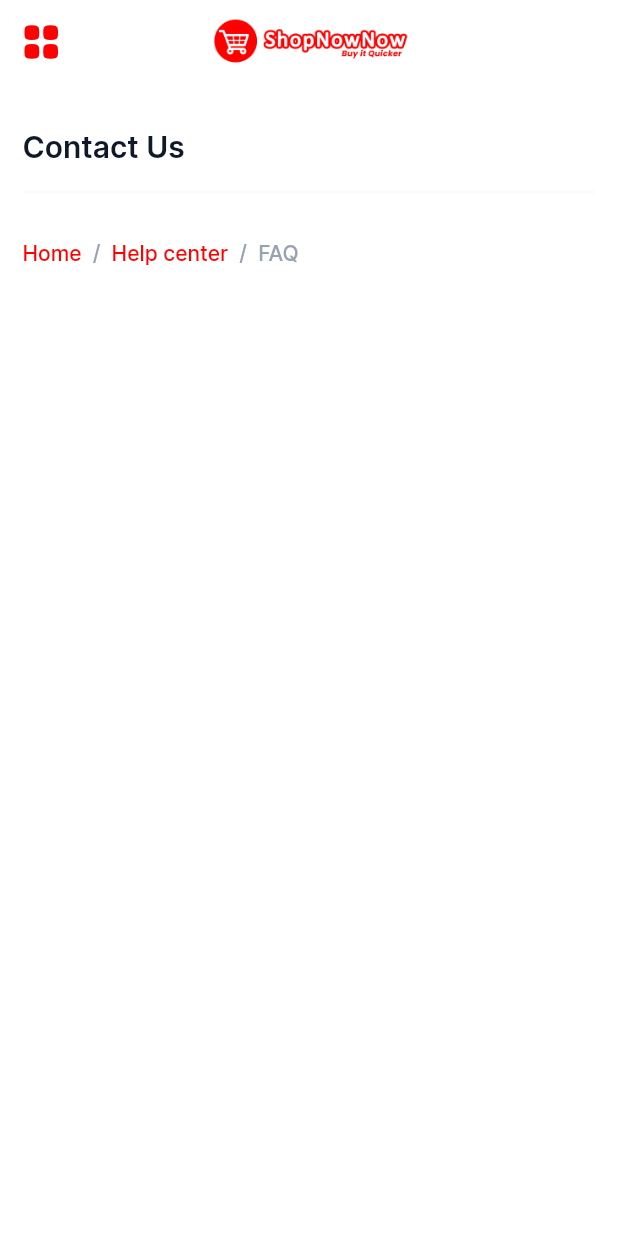
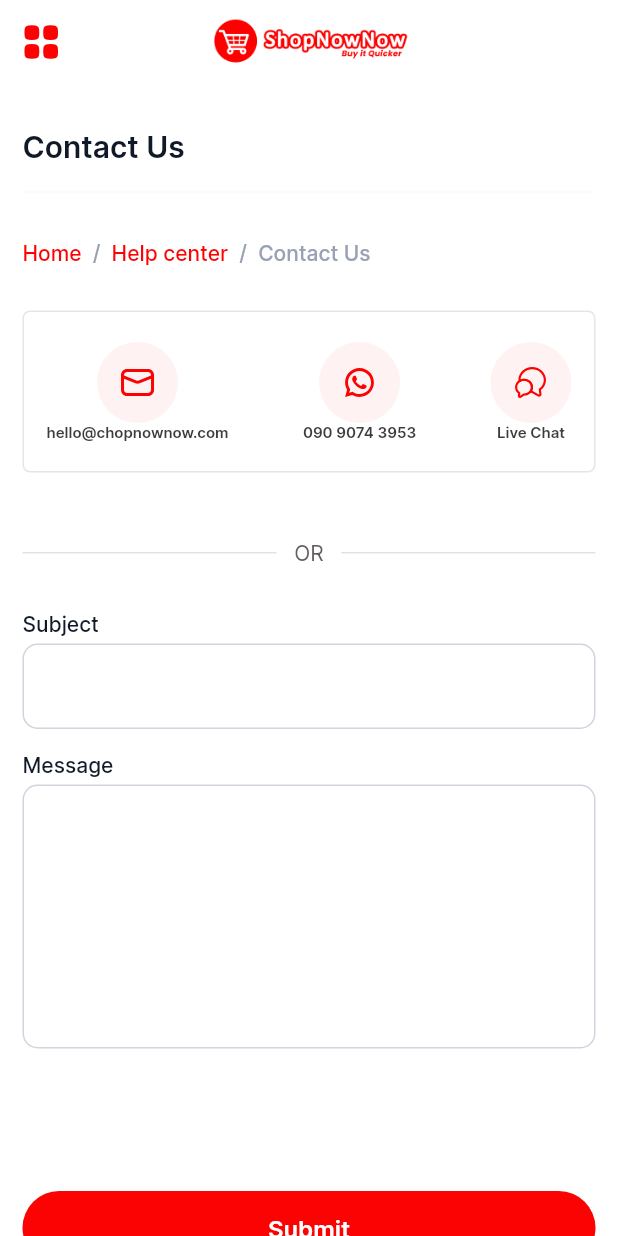
Before and after one commit to ncktechnologies/shopnownow-app, a Flutter app: the ContactUs widget shown alone on an empty page, opened directly, on a phone screen of 412 x 824 dp. Run offline on Flutter 3.47's test engine with Material 2 defaults, Android fonts, the phone set to English and light mode, and no system bars; our stand-ins replace another_flushbar, flutter_svg.

Commit message:
helpcenter ui

```diff
--- a/lib/modules/helpcenter/screens/contact_us.dart
+++ b/lib/modules/helpcenter/screens/contact_us.dart
@@ -1,15 +1,19 @@
 import 'package:flutter/material.dart';
+import 'package:flutter_svg/flutter_svg.dart';
 import 'package:shopnownow/modules/reuseables/size_boxes.dart';
 import 'package:shopnownow/modules/reuseables/widgets.dart';
+import 'package:shopnownow/utils/assets_path.dart';
 import 'package:shopnownow/utils/constants.dart';
 import 'package:shopnownow/utils/strings.dart';
+import 'package:shopnownow/utils/text_field_comp.dart';
 
 class ContactUs extends StatelessWidget {
   const ContactUs({Key? key}) : super(key: key);
 
   @override
   Widget build(BuildContext context) {
-    return InitialPage(child: Padding(
+    return InitialPage(
+        child: Padding(
       padding: const EdgeInsets.symmetric(horizontal: kRegularPadding),
       child: Column(
         crossAxisAlignment: CrossAxisAlignment.start,
@@ -30,26 +34,107 @@ class ContactUs extends StatelessWidget {
           YBox(kMicroPadding),
           Row(
             children: [
-              Text(home, style: textTheme.displayLarge!.copyWith(
-                fontWeight: FontWeight.w500,
-                fontSize: 14,
-              ),),
-              Text("  /  ", style: textTheme.bodyLarge!.copyWith(
+              Text(
+                home,
+                style: textTheme.displayLarge!.copyWith(
+                  fontWeight: FontWeight.w500,
                   fontSize: 14,
-                  color: kGrey200
-              ),),
-              Text(helpCenter, style: textTheme.displayLarge!.copyWith(
-                fontWeight: FontWeight.w500,
-                fontSize: 14,
-              ),),
-              Text("  /  $faq", style: textTheme.bodyLarge!.copyWith(
+                ),
+              ),
+              Text(
+                "  /  ",
+                style: textTheme.bodyLarge!
+                    .copyWith(fontSize: 14, color: kGrey200),
+              ),
+              Text(
+                helpCenter,
+                style: textTheme.displayLarge!.copyWith(
+                  fontWeight: FontWeight.w500,
                   fontSize: 14,
-                  color: kGrey200
-              ),),
+                ),
+              ),
+              Text(
+                "  /  $contactUs",
+                style: textTheme.bodyLarge!
+                    .copyWith(fontSize: 14, color: kGrey200),
+              ),
             ],
-          )
+          ),
+          YBox(kMacroPadding),
+          Container(
+            padding: const EdgeInsets.symmetric(
+                horizontal: kRegularPadding, vertical: kMediumPadding),
+            margin: const EdgeInsets.only(bottom: kRegularPadding),
+            decoration: BoxDecoration(
+                border: Border.all(color: kLightAsh100, width: 1),
+                borderRadius: kBorderRadius),
+            child: Row(
+              mainAxisAlignment: MainAxisAlignment.spaceBetween,
+              children: [
+                ContactWidget(
+                  icon: AssetPaths.email,
+                  text: "hello@chopnownow.com",
+                ),ContactWidget(
+                  icon: AssetPaths.whatsappLogo,
+                  text: "090 9074 3953",
+                ),ContactWidget(
+                  icon: AssetPaths.liveChat,
+                  text: "Live Chat",
+                ),
+              ],
+            ),
+          ),
+          YBox(kMacroPadding),
+          const OrWidget(color: kLightAsh400),
+          YBox(kMacroPadding),
+
+          TextInputNoIcon(
+            text: subject,
+          ),
+          TextInputNoIcon(
+            text: message,
+            maxLine: 8,
+          ),
+          YBox(80),
+          LargeButton(title: submit, onPressed: (){}),
+          YBox(kRegularPadding),
+
         ],
       ),
     ));
   }
 }
+
+class ContactWidget extends StatelessWidget {
+  final String text, icon;
+
+  const ContactWidget({
+    required this.icon, required this.text,
+    super.key,
+  });
+
+  @override
+  Widget build(BuildContext context) {
+    return Column(
+      children: [
+        Container(
+          padding: const EdgeInsets.all(kRegularPadding),
+          decoration: const BoxDecoration(
+            shape: BoxShape.circle,
+            color: kLightRed100,
+          ),
+          child: SvgPicture.asset(
+            icon,
+            color: kPrimaryColor,
+            height: 24,
+            width: 24,
+          ),
+        ),
+        Text(
+          text,
+          style: textTheme.displayLarge!.copyWith(color: kDark400,  fontSize: 10,),
+        )
+      ],
+    );
+  }
+}
--- a/lib/modules/helpcenter/screens/help_center.dart
+++ b/lib/modules/helpcenter/screens/help_center.dart
@@ -2,6 +2,7 @@ import 'package:flutter/material.dart';
 import 'package:shopnownow/app/navigators/navigators.dart';
 import 'package:shopnownow/modules/helpcenter/screens/contact_us.dart';
 import 'package:shopnownow/modules/helpcenter/screens/faq.dart';
+import 'package:shopnownow/modules/helpcenter/screens/social_media.dart';
 import 'package:shopnownow/modules/reuseables/size_boxes.dart';
 import 'package:shopnownow/modules/reuseables/widgets.dart';
 import 'package:shopnownow/utils/constants.dart';
@@ -34,16 +35,17 @@ class HelpCenter extends StatelessWidget {
           DrawerContainer(
             text: faq,
             onTap: () {
-              pushTo(FAQ());
+              pushTo(const FAQ());
             },
           ),DrawerContainer(
             text: contactUs,
             onTap: () {
-              pushTo(ContactUs());
+              pushTo(const ContactUs());
             },
           ),DrawerContainer(
             text: socialMedia,
             onTap: () {
+              pushTo(const SocialMedia());
             },
           ),
         ],
--- a/lib/modules/reuseables/widgets.dart
+++ b/lib/modules/reuseables/widgets.dart
@@ -459,25 +459,27 @@ class InitialPage extends StatelessWidget {
 // }
 //
 class OrWidget extends StatelessWidget {
+  final Color? color;
   const OrWidget({
     super.key,
+    this.color = k200
   });
 
   @override
   Widget build(BuildContext context) {
     return Row(
       children: [
-        const Expanded(
+         Expanded(
           child: Divider(
             thickness: 0.8,
-            color: k200,
+            color: color,
           ),
         ),
         Text("   $orText   ", style: textTheme.headlineMedium),
-        const Expanded(
+         Expanded(
           child: Divider(
             thickness: 0.8,
-            color: k200,
+            color: color,
           ),
         )
       ],
--- a/lib/utils/assets_path.dart
+++ b/lib/utils/assets_path.dart
@@ -30,6 +30,11 @@ class AssetPaths {
   static String copy = "${iconPath}copy.svg";
   static String pointLogo = "${iconPath}point_logo.svg";
   static String failTrans = "${iconPath}fail_trans.svg";
+  static String whatsappLogo = "${iconPath}whatsapp.svg";
+  static String liveChat = "${iconPath}live_chat.svg";
+  static String instagram = "${iconPath}insta.svg";
+  static String facebook = "${iconPath}facebook.svg";
+  static String x = "${iconPath}x.svg";
 
   static String yourProfile = "${iconPath}your_profile.svg";
 
--- a/lib/utils/constants.dart
+++ b/lib/utils/constants.dart
@@ -126,7 +126,11 @@ const Color kGreen10 = Color(0xff7AD8B1);
 const Color kLight500 = Color(0xffF3F3F3);
 const Color kTransparent = Colors.transparent;
 const Color kDark300 = Color(0xff262626);
+const Color kDark400 = Color(0xff3C3C3C);
 const Color kDarkColor200 = Color(0xff363636);
+const Color kLightAsh100 = Color(0xffE5E5E5);
+const Color kLightAsh400 = Color(0xffD9DBE4);
+const Color kLightRed100 = Color(0xffFEF2F2);
 
 
 
--- a/lib/utils/strings.dart
+++ b/lib/utils/strings.dart
@@ -69,7 +69,12 @@ String specialRequestCaps = "Special Request";
 String request = "Request";
 String comment = "Comment";
 String submitRequest = "Submit request";
+String submit = "Submit";
 String faq = "FAQ";
 String contactUs = "Contact Us";
 String socialMedia =  "Social Media";
 String home = "Home";
+String subject = "Subject";
+String message = "Message";
+String instagram = "Instagram";
+String facebook = "Facebook";
```
Also changed, not shown: lib/modules/helpcenter/screens/social_media.dart (added, +121 -0 lines), assets/icons/facebook.svg (added), assets/icons/insta.svg (added), assets/icons/live_chat.svg (added), assets/icons/whatsapp.svg (added), assets/icons/x.svg (added).
